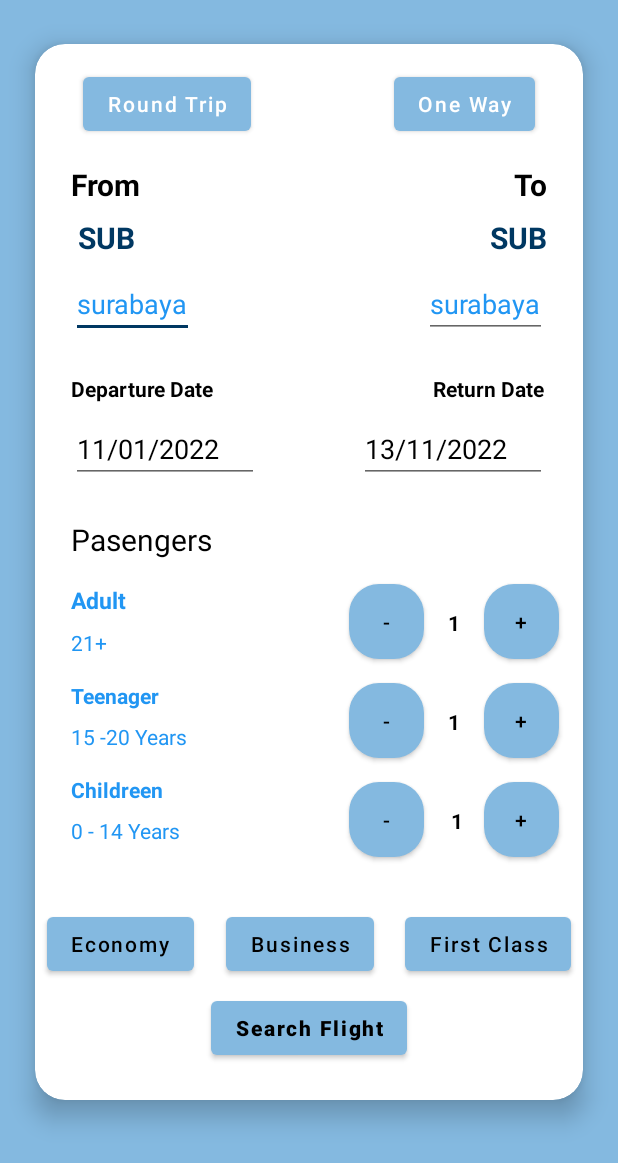
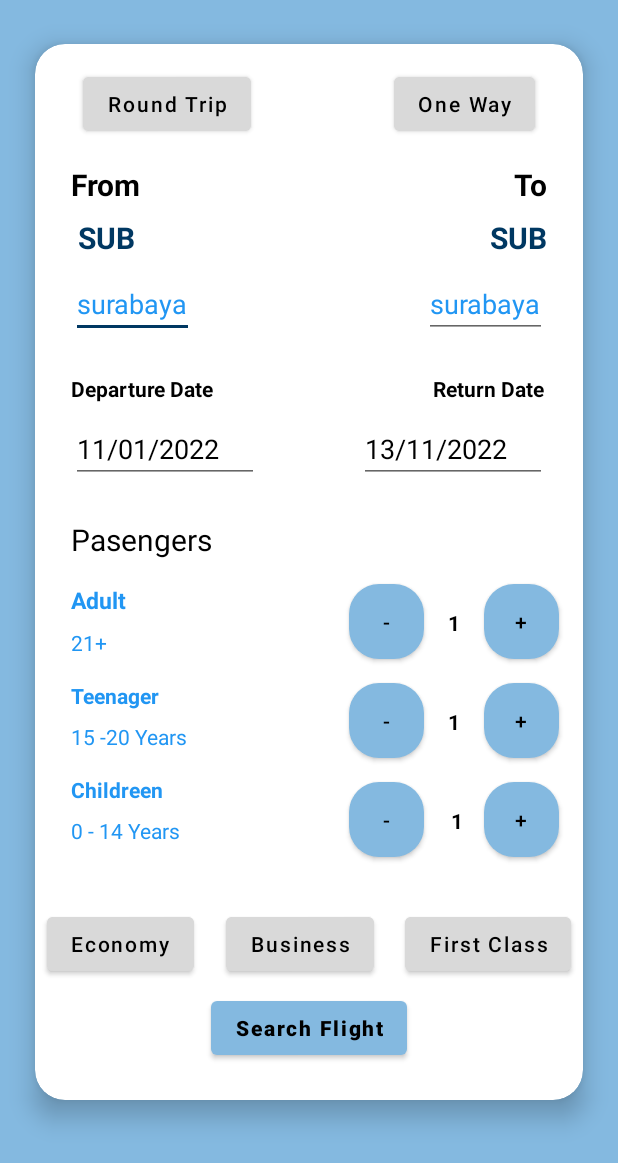
Before and after one commit to AceLysnd/FP-AND-C11, an Android app: the BookingActivity screen opened directly, with no data from a screen before it, on a phone screen of 412 x 824 dp. Shown: the top 1163 px of the screen. Run offline under Robolectric (Android 15) with nearby library versions, the phone set to English and light mode, and no system bars.

Commit message:
Added change button colors onclick

```diff
--- a/app/src/main/java/com/ace/c11flight/ui/view/BookingActivity.kt
+++ b/app/src/main/java/com/ace/c11flight/ui/view/BookingActivity.kt
@@ -1,6 +1,7 @@
 package com.ace.c11flight.ui.view
 
 import android.content.Intent
+import android.graphics.Color
 import androidx.appcompat.app.AppCompatActivity
 import android.os.Bundle
 import androidx.fragment.app.Fragment
@@ -28,7 +29,29 @@ class BookingActivity : AppCompatActivity() {
     }
 
     private fun setOnclick() {
-
+        binding.btnOneway.setOnClickListener {
+            binding.btnOneway.setBackgroundColor(resources.getColor(R.color.main))
+            binding.btnRoundtrip.setBackgroundColor(resources.getColor(R.color.grayd9))
+        }
+        binding.btnRoundtrip.setOnClickListener {
+            binding.btnRoundtrip.setBackgroundColor(resources.getColor(R.color.main))
+            binding.btnOneway.setBackgroundColor(resources.getColor(R.color.grayd9))
+        }
+        binding.btnEconomy.setOnClickListener {
+            binding.btnEconomy.setBackgroundColor(resources.getColor(R.color.main))
+            binding.btnBussiness.setBackgroundColor(resources.getColor(R.color.grayd9))
+            binding.btnFirstclass.setBackgroundColor(resources.getColor(R.color.grayd9))
+        }
+        binding.btnBussiness.setOnClickListener {
+            binding.btnBussiness.setBackgroundColor(resources.getColor(R.color.main))
+            binding.btnEconomy.setBackgroundColor(resources.getColor(R.color.grayd9))
+            binding.btnFirstclass.setBackgroundColor(resources.getColor(R.color.grayd9))
+        }
+        binding.btnFirstclass.setOnClickListener {
+            binding.btnFirstclass.setBackgroundColor(resources.getColor(R.color.main))
+            binding.btnBussiness.setBackgroundColor(resources.getColor(R.color.grayd9))
+            binding.btnEconomy.setBackgroundColor(resources.getColor(R.color.grayd9))
+        }
     }
 
 
--- a/app/src/main/res/layout/activity_booking.xml
+++ b/app/src/main/res/layout/activity_booking.xml
@@ -30,18 +30,21 @@
                 android:layout_marginStart="32dp"
                 android:layout_marginTop="16dp"
                 android:text="@string/roundtrip"
+                android:textColor="@color/black"
+                android:backgroundTint="@color/grayd9"
                 android:textAllCaps="false"
                 app:layout_constraintStart_toStartOf="parent"
-                app:layout_constraintTop_toTopOf="parent"
-                tools:ignore="MissingConstraints" />
+                app:layout_constraintTop_toTopOf="parent"/>
 
             <Button
-                android:id="@+id/One_Way"
+                android:id="@+id/btn_oneway"
                 android:layout_width="wrap_content"
                 android:layout_height="wrap_content"
                 android:layout_marginTop="16dp"
                 android:layout_marginEnd="32dp"
-                android:text="One Way"
+                android:text="@string/one_way"
+                android:textColor="@color/black"
+                android:backgroundTint="@color/grayd9"
                 android:textAllCaps="false"
                 app:layout_constraintEnd_toEndOf="parent"
                 app:layout_constraintTop_toTopOf="parent" />
@@ -209,7 +212,7 @@
                 android:textSize="20sp"
                 android:textStyle="bold"
                 app:layout_constraintEnd_toEndOf="parent"
-                app:layout_constraintTop_toBottomOf="@+id/One_Way" />
+                app:layout_constraintTop_toBottomOf="@+id/btn_oneway" />
 
             <TextView
                 style="@style/BigColoredHeadline"
@@ -386,6 +389,7 @@
                 android:text="Economy"
                 android:textAllCaps="false"
                 android:textColor="@color/black"
+                android:backgroundTint="@color/grayd9"
                 app:layout_constraintStart_toStartOf="parent"
                 app:layout_constraintTop_toBottomOf="@+id/textView3"
                 tools:ignore="MissingConstraints" />
@@ -397,6 +401,7 @@
                 android:text="Business"
                 android:textAllCaps="false"
                 android:textColor="@color/black"
+                android:backgroundTint="@color/grayd9"
                 app:layout_constraintEnd_toStartOf="@+id/btn_Firstclass"
                 app:layout_constraintStart_toEndOf="@+id/btn_Economy"
                 app:layout_constraintTop_toTopOf="@+id/btn_Economy"
@@ -410,6 +415,7 @@
                 android:text="First Class"
                 android:textAllCaps="false"
                 android:textColor="@color/black"
+                android:backgroundTint="@color/grayd9"
                 app:layout_constraintEnd_toEndOf="parent"
                 app:layout_constraintTop_toTopOf="@+id/btn_Bussiness"
                 tools:ignore="MissingConstraints" />
--- a/app/src/main/res/values/colors.xml
+++ b/app/src/main/res/values/colors.xml
@@ -10,4 +10,5 @@
     <color name="gray">#222222</color>
     <color name="main">#84B9E0</color>
     <color name="sub">#003862</color>
+    <color name="grayd9">#D9D9D9</color>
 </resources>
```
